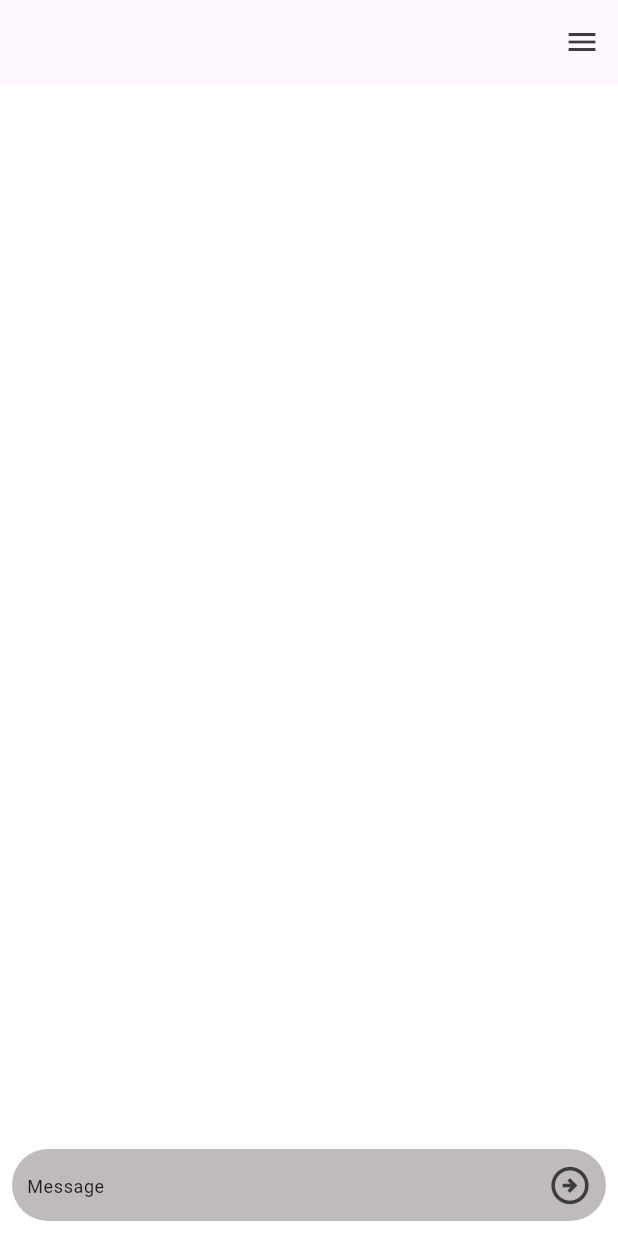
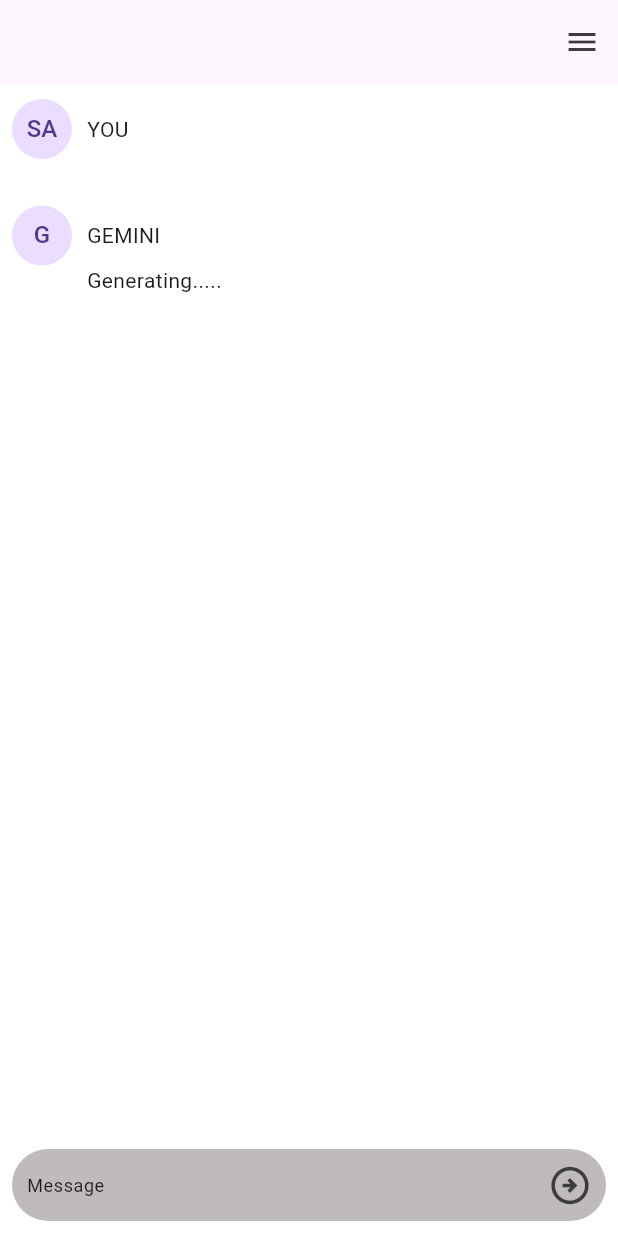
Before and after one commit to safwanjmuhammed/gemini, a Flutter app: the screen it shows after launch, after a tap on the "arrow circle right" icon, on a phone screen of 412 x 824 dp. Run offline on Flutter 3.47's test engine with Material 3 defaults, Android fonts, the phone set to English and light mode, and no system bars; our stand-ins replace dio; missing offline and left inert: google_gemini.

Commit message:
gemini Response

```diff
--- a/lib/core/theme.dart
+++ b/lib/core/theme.dart
@@ -18,5 +18,6 @@ class CustomTheme {
           style: IconButton.styleFrom(
               foregroundColor: const Color.fromARGB(255, 211, 209, 209))),
       textTheme: const TextTheme(
-          bodySmall: TextStyle(color: Color.fromARGB(255, 201, 198, 198))));
+          bodySmall: TextStyle(color: Color.fromARGB(255, 201, 198, 198)),
+          bodyMedium: TextStyle(color: Color.fromARGB(255, 255, 255, 255))));
 }
--- a/lib/screen/chat_screen.dart
+++ b/lib/screen/chat_screen.dart
@@ -9,10 +9,17 @@ class ChatScreen extends StatefulWidget {
 }
 
 class _ChatScreenState extends State<ChatScreen> {
-  final service = GeminiService();
-  @override
-  void initState() {
-    super.initState();
+  final chatController = TextEditingController();
+  String geminiText = '';
+  bool isTextEmpty = false;
+  bool isGenerating = false;
+
+  getGeminiResponse() async {
+    final service = GeminiService();
+    final responseText = await service.getGemini(chatController.text);
+    setState(() {
+      geminiText = responseText;
+    });
   }
 
   @override
@@ -25,8 +32,11 @@ class _ChatScreenState extends State<ChatScreen> {
         height: double.infinity,
         width: double.infinity,
         child: Column(
-          mainAxisAlignment: MainAxisAlignment.end,
+          mainAxisAlignment: MainAxisAlignment.spaceBetween,
           children: [
+            isGenerating
+                ? yourChat(context, chatController.text)
+                : const CircleAvatar(),
             Padding(
                 padding:
                     const EdgeInsets.symmetric(horizontal: 8.0, vertical: 10),
@@ -39,6 +49,8 @@ class _ChatScreenState extends State<ChatScreen> {
                     children: [
                       Expanded(
                         child: TextField(
+                          controller: chatController,
+                          style: Theme.of(context).textTheme.bodyMedium,
                           decoration: InputDecoration(
                               hintText: 'Message',
                               disabledBorder: InputBorder.none,
@@ -46,14 +58,30 @@ class _ChatScreenState extends State<ChatScreen> {
                               focusedBorder: InputBorder.none,
                               hintStyle: Theme.of(context).textTheme.bodySmall,
                               contentPadding: const EdgeInsets.only(left: 10)),
+                          onTap: () {
+                            chatController.addListener(() {
+                              setState(() {
+                                isTextEmpty =
+                                    chatController.text.characters.isEmpty;
+                                print(isTextEmpty);
+                              });
+                            });
+                          },
                         ),
                       ),
                       IconButton(
+                          style: Theme.of(context).iconButtonTheme.style,
                           iconSize: 30,
                           onPressed: () {
-                            service.getGemini();
+                            getGeminiResponse();
+                            // chatController.clear();
+                            setState(() {
+                              isGenerating = true;
+                            });
                           },
-                          icon: Icon(Icons.arrow_circle_right_outlined))
+                          icon: isTextEmpty
+                              ? const SizedBox()
+                              : const Icon(Icons.arrow_circle_right_outlined))
                     ],
                   ),
                 ))
@@ -62,4 +90,55 @@ class _ChatScreenState extends State<ChatScreen> {
       ),
     );
   }
+
+  Widget yourChat(BuildContext context, String chatControllerText) {
+    return Padding(
+      padding: const EdgeInsets.symmetric(horizontal: 8.0, vertical: 10),
+      child: Column(
+        crossAxisAlignment: CrossAxisAlignment.start,
+        children: [
+          Row(
+            children: [
+              const CircleAvatar(
+                child: Text('SA'),
+              ),
+              const SizedBox(width: 10),
+              Text('YOU', style: Theme.of(context).textTheme.bodyMedium),
+            ],
+          ),
+          Padding(
+            padding: const EdgeInsets.only(left: 50),
+            child: Text(
+              chatControllerText,
+              style: Theme.of(context).textTheme.bodyMedium,
+            ),
+          ),
+          //// GEMINI CHAT
+          Padding(
+            padding: const EdgeInsets.only(top: 10),
+            child: Row(
+              children: [
+                const CircleAvatar(
+                  child: Text('G'),
+                ),
+                const SizedBox(width: 10),
+                Text('GEMINI', style: Theme.of(context).textTheme.bodyMedium),
+              ],
+            ),
+          ),
+          Padding(
+              padding: const EdgeInsets.only(left: 50),
+              child: geminiText.isEmpty
+                  ? Text(
+                      'Generating.....',
+                      style: Theme.of(context).textTheme.bodyMedium,
+                    )
+                  : Text(
+                      geminiText,
+                      style: Theme.of(context).textTheme.bodyMedium,
+                    ))
+        ],
+      ),
+    );
+  }
 }
--- a/lib/services/gemini_service.dart
+++ b/lib/services/gemini_service.dart
@@ -5,13 +5,14 @@ class GeminiService {
   GoogleGemini gemini =
       GoogleGemini(apiKey: 'AIzaSyC25d5WTkA-kSMK7cYB_NTk2SrRmHzI4fA');
 
-  void getGemini() async {
+  Future<String> getGemini(String chatText) async {
     try {
-      final response = await gemini.generateFromText('what is gemni');
-      print(response.text);
-      print(response.response);
+      final geminiResponse = await gemini.generateFromText(chatText);
+      print(geminiResponse.text);
+      return geminiResponse.text;
     } on DioException catch (e) {
       print(e.message);
     }
+    throw Exception('failed');
   }
 }
```
